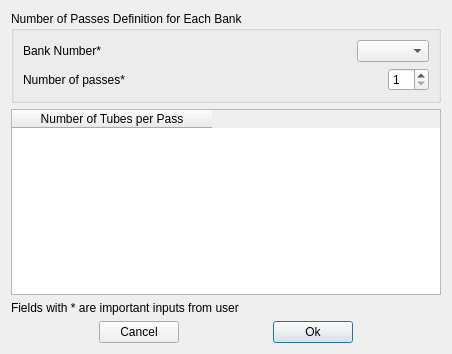
This is ui_files/Microchannel_bank_circuit_define.ui in OmarZaki96/EGSim as Qt 5 draws it before an edit. The edited form follows.
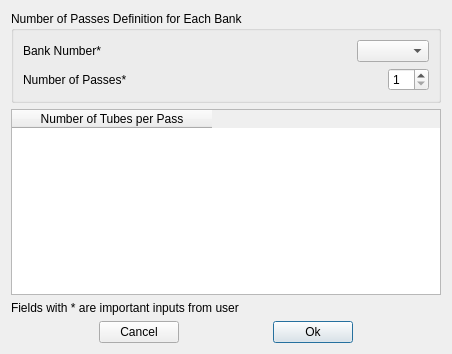
This is the edited form.

```diff
--- a/ui_files/Microchannel_bank_circuit_define.ui
+++ b/ui_files/Microchannel_bank_circuit_define.ui
@@ -52,7 +52,7 @@
         <item>
          <widget class="QLabel" name="Microchannel_bank_number_passes_label">
           <property name="text">
-           <string>Number of passes*</string>
+           <string>Number of Passes*</string>
           </property>
          </widget>
         </item>
```
